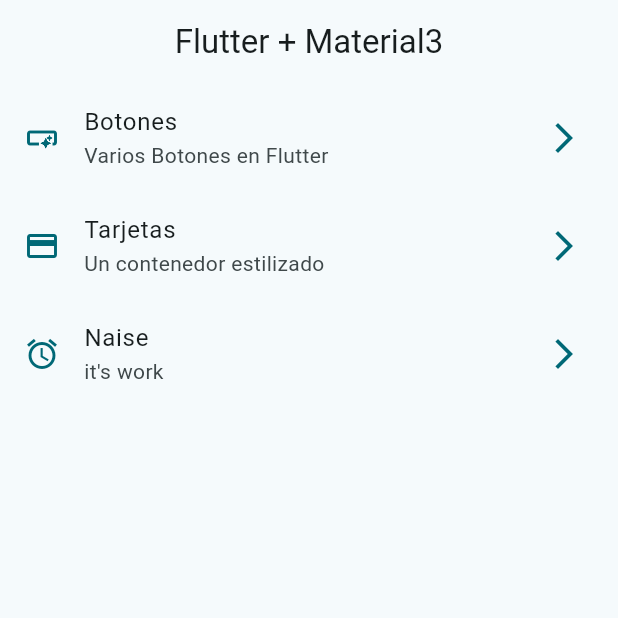
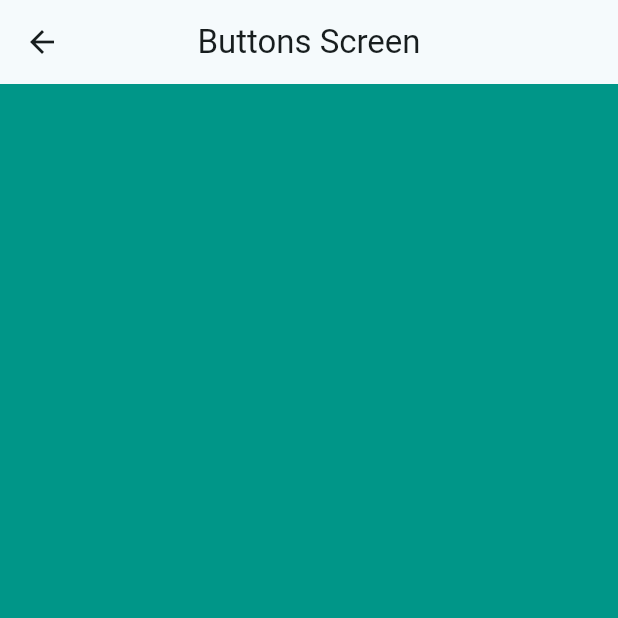
Before and after one commit to JAMM0118/widgets_app, a Flutter app: the screen it shows after launch, after a tap on "Botones", on a phone screen of 412 x 824 dp, the top half of it. Run offline on Flutter 3.47's test engine with Material 2 defaults, Android fonts, the phone set to English and light mode, and no system bars.

```diff
--- a/lib/config/menu/menu_items.dart
+++ b/lib/config/menu/menu_items.dart
@@ -27,7 +27,7 @@ const appMenuItems = <MenuItem>[
   MenuItem(
     title: "Tarjetas",
     subTitle: "Un contenedor estilizado",
-    link: "/card",
+    link: "/cards",
     icon: Icons.credit_card
     ),
 
--- a/lib/main.dart
+++ b/lib/main.dart
@@ -1,6 +1,9 @@
 import 'package:flutter/material.dart';
 import 'package:widgets_app/config/theme/app_theme.dart';
+import 'package:widgets_app/presetation/screens/buttons/buttons_screen.dart';
+import 'package:widgets_app/presetation/screens/cards/cards_screen.dart';
 import 'package:widgets_app/presetation/screens/home/home_screen.dart';
+import 'package:widgets_app/presetation/screens/nice/nice_screen.dart';
 
 void main() {
   runApp(const MainApp());
@@ -15,6 +18,12 @@ class MainApp extends StatelessWidget {
       debugShowCheckedModeBanner: false,
       theme: AppTheme(selectedColor: 8).getTheme(),
       home: const HomeScreen(),
+      routes: {
+        '/buttons': (context) => const ButtonsScreen(),
+        '/cards': (context) => const CardsScreen(),
+        '/nice': (context) => const NiceScreen(),
+      },
+
 
 
       /*Scaffold(
--- /dev/null
+++ b/lib/presetation/screens/buttons/buttons_screen.dart
@@ -0,0 +1,15 @@
+import 'package:flutter/material.dart';
+
+class ButtonsScreen extends StatelessWidget {
+  const ButtonsScreen({super.key});
+
+  @override
+  Widget build(BuildContext context) {
+    return Scaffold( //significa que una pantalla tiene un appbar y un body
+      appBar: AppBar(
+        title: const Text("Buttons Screen"),
+      ),
+      body: Container(color: Colors.teal,),
+  );
+  }
+}
--- a/lib/presetation/screens/home/home_screen.dart
+++ b/lib/presetation/screens/home/home_screen.dart
@@ -1,5 +1,6 @@
 import 'package:flutter/material.dart';
 import 'package:widgets_app/config/menu/menu_items.dart';
+import 'package:widgets_app/presetation/screens/buttons/buttons_screen.dart';
 
 class HomeScreen extends StatelessWidget {
   const HomeScreen({super.key});
@@ -53,7 +54,15 @@ class _CustomListTile extends StatelessWidget {
       title: Text(menuItem.title),
       subtitle: Text(menuItem.subTitle),
       onTap: () {
-        //TODO: Navegar a otra pantalla
+
+        /*
+        Navigator.of(context).push( //se crea la navegacion entre pantallas
+          MaterialPageRoute(
+            builder: (context) => const ButtonsScreen(), //forma 1 de navegar
+          ),
+        );*/
+
+        Navigator.pushNamed(context,menuItem.link); //forma 2 de navegar
       },
     );
   }
```
Also changed, not shown: lib/presetation/screens/cards/cards_screen.dart (added, +15 -0 lines), lib/presetation/screens/nice/nice_screen.dart (added, +15 -0 lines).
